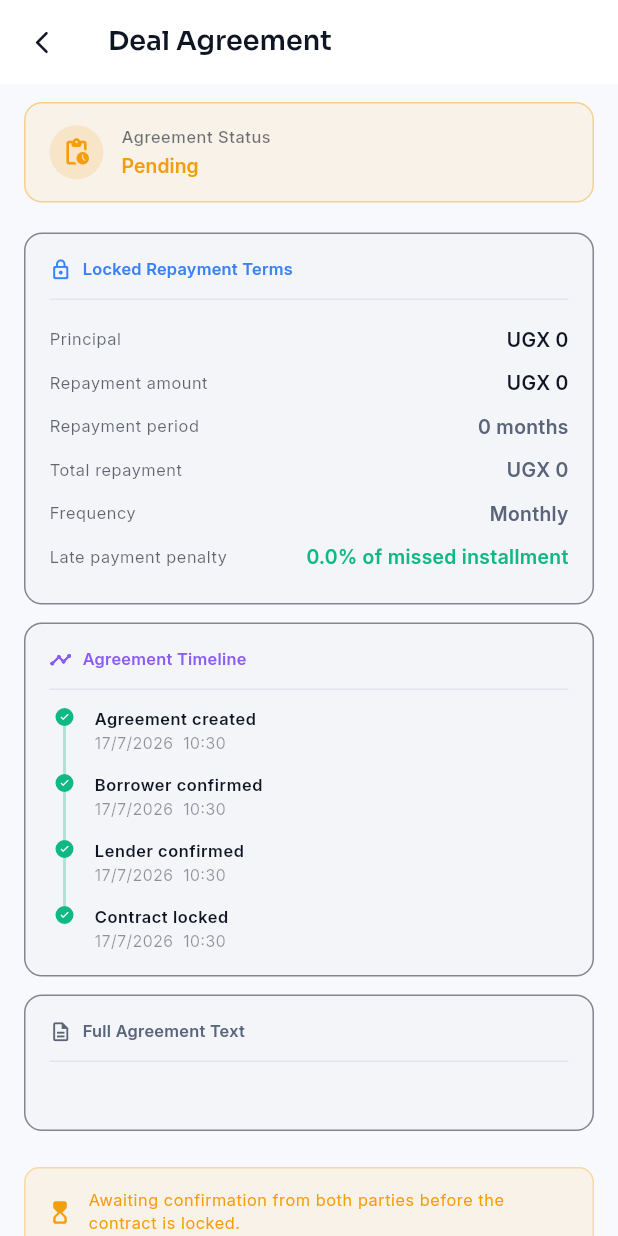
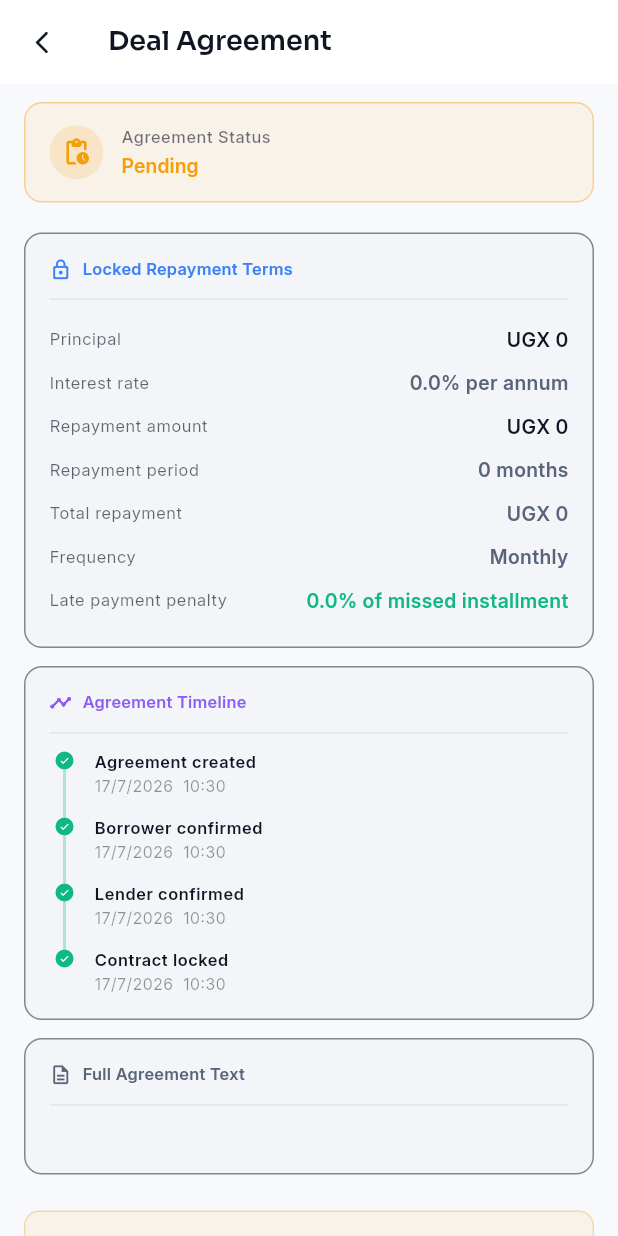
Before and after one commit to nipanze/android, a Flutter app: the AgreementReviewPage screen opened directly with empty values, on a phone screen of 412 x 824 dp. Run offline on Flutter 3.47's test engine with Material 3 defaults, Android fonts, the phone set to English and light mode, and no system bars; our stand-ins replace connectivity_plus, equatable, flutter_bloc, get_it, go_router, hive_flutter and 4 more; missing offline and left inert: flutter_driver; accounts and stored records are empty; generated files the repository leaves out were written again; network calls fail.

Commit message:
feat: add interestRate field to Agreement model and display it in agreement review page

```diff
--- a/lib/features/marketplace/domain/models/agreement.dart
+++ b/lib/features/marketplace/domain/models/agreement.dart
@@ -82,6 +82,7 @@ class Agreement extends Equatable {
     required this.repaymentPeriod,
     required this.totalRepaymentAmount,
     required this.loanAmount,
+    required this.interestRate,
     required this.latePenaltyPercentage,
     required this.agreementText,
     this.agreementSnapshot,
@@ -101,6 +102,7 @@ class Agreement extends Equatable {
   final int repaymentPeriod;
   final int totalRepaymentAmount;
   final int loanAmount;
+  final double interestRate;
   final double latePenaltyPercentage;
   final String agreementText;
   final Map<String, dynamic>? agreementSnapshot;
@@ -128,6 +130,7 @@ class Agreement extends Equatable {
       repaymentPeriod: (map['repayment_period'] as num?)?.toInt() ?? 0,
       totalRepaymentAmount: (map['total_repayment_amount'] as num?)?.toInt() ?? 0,
       loanAmount: (snapshot?['loan_amount'] as num?)?.toInt() ?? 0,
+      interestRate: (snapshot?['interest_rate_pct'] as num?)?.toDouble() ?? 0.0,
       latePenaltyPercentage:
           (map['late_payment_penalty_pct'] as num?)?.toDouble() ?? 0.0,
       agreementText: map['agreement_text'] as String? ?? '',
@@ -186,6 +189,7 @@ class Agreement extends Equatable {
     int? repaymentPeriod,
     int? totalRepaymentAmount,
     int? loanAmount,
+    double? interestRate,
     double? latePenaltyPercentage,
     String? agreementText,
     Map<String, dynamic>? agreementSnapshot,
@@ -205,6 +209,7 @@ class Agreement extends Equatable {
       repaymentPeriod: repaymentPeriod ?? this.repaymentPeriod,
       totalRepaymentAmount: totalRepaymentAmount ?? this.totalRepaymentAmount,
       loanAmount: loanAmount ?? this.loanAmount,
+      interestRate: interestRate ?? this.interestRate,
       latePenaltyPercentage:
           latePenaltyPercentage ?? this.latePenaltyPercentage,
       agreementText: agreementText ?? this.agreementText,
@@ -227,6 +232,7 @@ class Agreement extends Equatable {
         repaymentPeriod,
         totalRepaymentAmount,
         loanAmount,
+        interestRate,
         status,
         borrowerAgreedAt,
         lenderAgreedAt,
--- a/lib/features/marketplace/presentation/pages/agreement_review_page.dart
+++ b/lib/features/marketplace/presentation/pages/agreement_review_page.dart
@@ -112,6 +112,10 @@ class _AgreementReviewPageState extends State<AgreementReviewPage> {
                       label: 'Principal',
                       value: 'UGX ${_fmt(a.loanAmount)}',
                       valueColor: Theme.of(context).colorScheme.onSurface,
+                    ),
+                    _TermRow(
+                      label: 'Interest rate',
+                      value: '${a.interestRate.toStringAsFixed(1)}% per annum',
                     ),
                     _TermRow(
                       label: 'Repayment amount',
```
